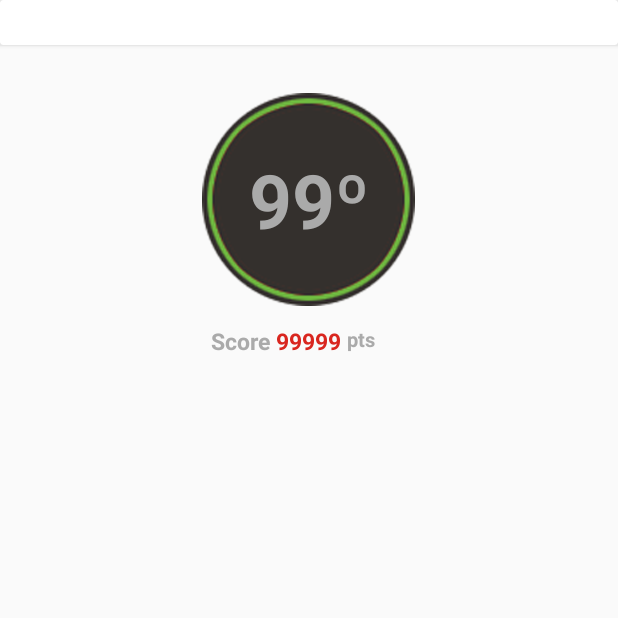
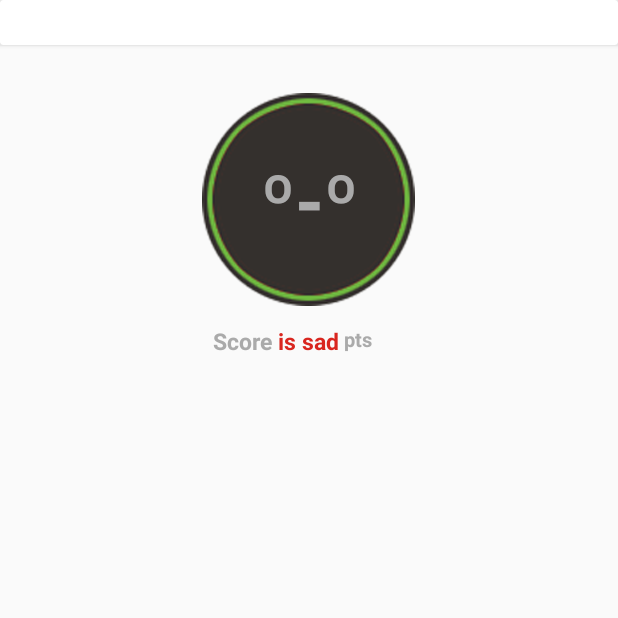
Before and after one commit to marlonmacf/ucd-java-app, an Android app: the fragment RankingFragment shown on its own in the app's theme, on a phone screen of 412 x 824 dp, the top half of it. Run offline under Robolectric (Android 15) with nearby library versions, the phone set to English and light mode, and no system bars; 1 statement that could not run was skipped.

```diff
--- a/app/src/main/java/ucd/app/views/fragments/RankingFragment.java
+++ b/app/src/main/java/ucd/app/views/fragments/RankingFragment.java
@@ -8,6 +8,7 @@ import android.view.ViewGroup;
 import android.widget.ArrayAdapter;
 import android.widget.ListView;
 import android.widget.ProgressBar;
+import android.widget.TextView;
 import android.widget.Toast;
 
 import java.util.ArrayList;
@@ -20,6 +21,8 @@ import ucd.app.R;
 import ucd.app.entities.User;
 import ucd.app.rest.ApiClient;
 import ucd.app.rest.ApiService;
+
+import static ucd.app.views.activities.MainActivity.loggedUser;
 
 public class RankingFragment extends Fragment {
 
@@ -41,12 +44,12 @@ public class RankingFragment extends Fragment {
 
     @Override
     public View onCreateView(LayoutInflater inflater, ViewGroup container, Bundle savedInstanceState) {
-        final View view = inflater.inflate(R.layout.fragment_ranking, container, false);
+        final View rootView = inflater.inflate(R.layout.fragment_ranking, container, false);
 
         // Booting the service API and the progressBar.
         this.apiService = ApiClient.getClient().create(ApiService.class);
-        this.progressBar = (ProgressBar) view.findViewById(R.id.progressBar);
-        this.listView = (ListView) view.findViewById(R.id.ranking_list);
+        this.progressBar = (ProgressBar) rootView.findViewById(R.id.progressBar);
+        this.listView = (ListView) rootView.findViewById(R.id.ranking_list);
         this.values = new ArrayList<>();
 
         // Start loading.
@@ -61,11 +64,19 @@ public class RankingFragment extends Fragment {
                 // Make a object of users and show on the view.
                 int count = 1;
                 for (User user : response.body()) {
+                    if(user.getId().equals(loggedUser.getId())){
+                        TextView scorePosition = (TextView) rootView.findViewById(R.id.scorePosition);
+                        TextView scorePoints = (TextView) rootView.findViewById(R.id.scorePoints);
+                        String position = count + "º";
+                        String points = user.getScore().toString();
+                        scorePosition.setText(position);
+                        scorePoints.setText(points);
+                    }
                     values.add((count++) + "º   " + user.getName() + " " + user.getScore() + "pts");
                 }
 
                 // Assign adapter to ListView.
-                listView.setAdapter(new ArrayAdapter<String>(view.getContext(), android.R.layout.simple_list_item_1, android.R.id.text1, values));
+                listView.setAdapter(new ArrayAdapter<>(rootView.getContext(), android.R.layout.simple_list_item_1, android.R.id.text1, values));
 
                 // Finish the loading.
                 progressBar.setVisibility(View.INVISIBLE);
@@ -73,7 +84,7 @@ public class RankingFragment extends Fragment {
 
             @Override
             public void onFailure(Call<List<User>> call, Throwable throwable) {
-                Toast.makeText(view.getContext(), throwable.toString(), Toast.LENGTH_SHORT).show();
+                Toast.makeText(rootView.getContext(), throwable.toString(), Toast.LENGTH_SHORT).show();
 
                 // Finish the loading.
                 progressBar.setVisibility(View.INVISIBLE);
@@ -81,6 +92,6 @@ public class RankingFragment extends Fragment {
 
         });
 
-        return view;
+        return rootView;
     }
 }
--- a/app/src/main/res/layout/fragment_ranking.xml
+++ b/app/src/main/res/layout/fragment_ranking.xml
@@ -43,10 +43,11 @@
 
                         <!-- Texto da parte de dentro do circulo -->
                         <TextView
+                            android:id="@+id/scorePosition"
                             android:layout_width="match_parent"
                             android:layout_height="match_parent"
                             android:gravity="center"
-                            android:text="99º"
+                            android:text="º-º"
                             android:textColor="@color/colorForeground"
                             android:textSize="50sp"
                             android:textStyle="bold" />
@@ -70,19 +71,19 @@
                 <TextView
                     android:layout_width="wrap_content"
                     android:layout_height="wrap_content"
-                    android:layout_toLeftOf="@+id/points"
-                    android:text="Score"
+                    android:layout_toLeftOf="@+id/scorePoints"
+                    android:text="Score "
                     android:textColor="@color/colorForeground"
                     android:textSize="15sp"
                     android:textStyle="bold" />
 
                 <!-- Pontos -->
                 <TextView
-                    android:id="@+id/points"
+                    android:id="@+id/scorePoints"
                     android:layout_width="wrap_content"
                     android:layout_height="wrap_content"
                     android:layout_centerHorizontal="true"
-                    android:text=" 99999 "
+                    android:text="is sad"
                     android:textColor="@color/colorAccent"
                     android:textSize="15sp"
                     android:textStyle="bold" />
@@ -91,8 +92,8 @@
                 <TextView
                     android:layout_width="wrap_content"
                     android:layout_height="wrap_content"
-                    android:layout_toRightOf="@+id/points"
-                    android:text="pts"
+                    android:layout_toRightOf="@+id/scorePoints"
+                    android:text=" pts"
                     android:textColor="@color/colorForeground"
                     android:textSize="13sp"
                     android:textStyle="bold" />
```
Also changed, not shown: app/src/main/java/ucd/app/views/activities/MainActivity.java (+5 -2 lines), app/src/main/java/ucd/app/views/fragments/PlaceFragment.java (+65 -2 lines), app/src/main/res/layout/fragment_place.xml (+9 -0 lines), 1 other file.
